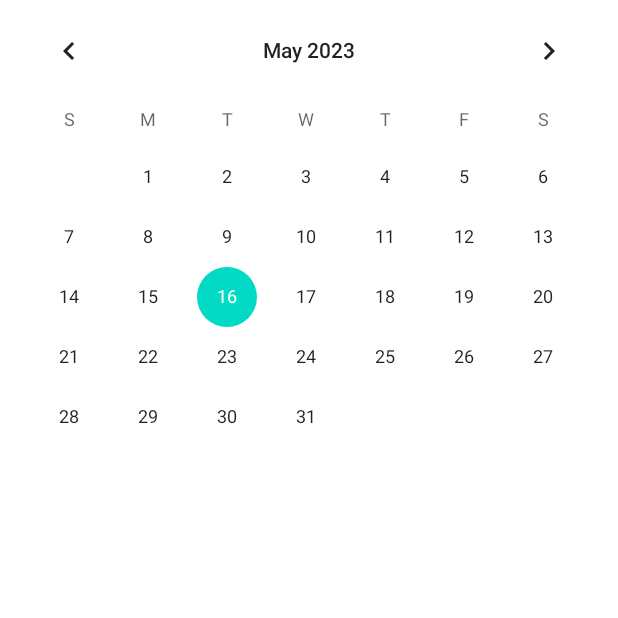
After one commit to SW0929/Smart_Mask_Project, an Android app: the fragment CalendarFragment shown on its own in the app's theme, on a phone screen of 412 x 824 dp, the top half of it. The commit adds this screen. Run offline under Robolectric (Android 15) with nearby library versions, the phone set to English and light mode, and no system bars.

Commit message:
05/16/23_02

```diff
--- a/app/build.gradle
+++ b/app/build.gradle
@@ -37,6 +37,7 @@ android {
 
 dependencies {
 
+    implementation 'androidx.fragment:fragment-ktx:1.5.7'
     implementation 'androidx.viewpager2:viewpager2:1.0.0'
     implementation 'androidx.core:core-ktx:1.7.0'
     implementation 'androidx.appcompat:appcompat:1.6.1'
--- /dev/null
+++ b/app/src/main/java/com/bliss/csc/smart_mask_sw9909/fragment/CalendarFragment.kt
@@ -0,0 +1,21 @@
+package com.bliss.csc.smart_mask_sw9909.fragment
+
+import android.os.Bundle
+import android.view.LayoutInflater
+import android.view.View
+import android.view.ViewGroup
+import androidx.fragment.app.Fragment
+import com.bliss.csc.smart_mask_sw9909.R
+import com.bliss.csc.smart_mask_sw9909.databinding.CalendarFragmentBinding
+
+class CalendarFragment: Fragment() {
+    lateinit var binding: CalendarFragmentBinding
+    override fun onCreateView(
+        inflater: LayoutInflater,
+        container: ViewGroup?,
+        savedInstanceState: Bundle?
+    ): View? {
+        binding = CalendarFragmentBinding.inflate(inflater, container, false)
+        return binding.root
+    }
+}
--- /dev/null
+++ b/app/src/main/res/layout/calendar_fragment.xml
@@ -0,0 +1,14 @@
+<?xml version="1.0" encoding="utf-8"?>
+<androidx.constraintlayout.widget.ConstraintLayout xmlns:android="http://schemas.android.com/apk/res/android"
+    android:layout_width="match_parent"
+    android:layout_height="match_parent"
+    xmlns:app="http://schemas.android.com/apk/res-auto">
+
+    <CalendarView
+        app:layout_constraintTop_toTopOf="parent"
+        app:layout_constraintLeft_toLeftOf="parent"
+        app:layout_constraintRight_toRightOf="parent"
+        android:layout_width="match_parent"
+        android:layout_height="wrap_content"/>
+
+</androidx.constraintlayout.widget.ConstraintLayout>
```
Also changed, not shown: app/src/main/java/com/bliss/csc/smart_mask_sw9909/FragmentAdapter.kt (added, +33 -0 lines), app/src/main/java/com/bliss/csc/smart_mask_sw9909/MainActivity.kt (+46 -29 lines), app/src/main/java/com/bliss/csc/smart_mask_sw9909/fragment/AlarmFragment.kt (added, +21 -0 lines), app/src/main/java/com/bliss/csc/smart_mask_sw9909/fragment/InfoFragment.kt (added, +21 -0 lines), app/src/main/java/com/bliss/csc/smart_mask_sw9909/fragment/SettingFragment.kt (added, +21 -0 lines), app/src/main/res/layout/activity_main.xml (+15 -12 lines), app/src/main/res/layout/alarm_fragment.xml (added, +7 -0 lines), app/src/main/res/layout/info_fragment.xml (added, +7 -0 lines), app/src/main/res/layout/setting_fragment.xml (added, +33 -0 lines).
